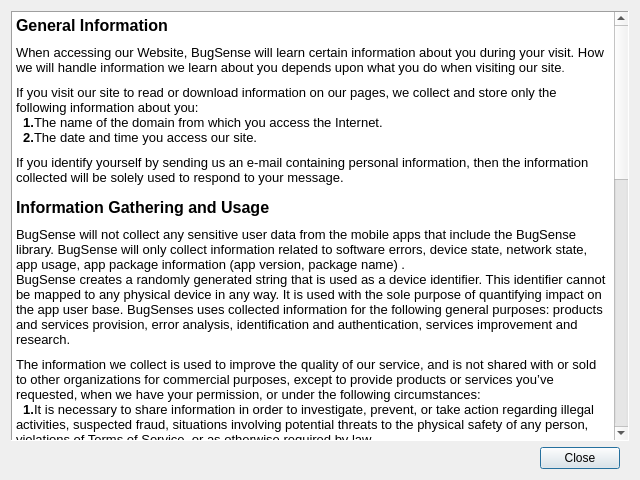
This is Source/ZETools/ZECrashReport/ZECRWindowViewPrivacyPolicy.ui in orcun-gokbulut/ze as Qt 5 draws it before an edit. The edited form follows.
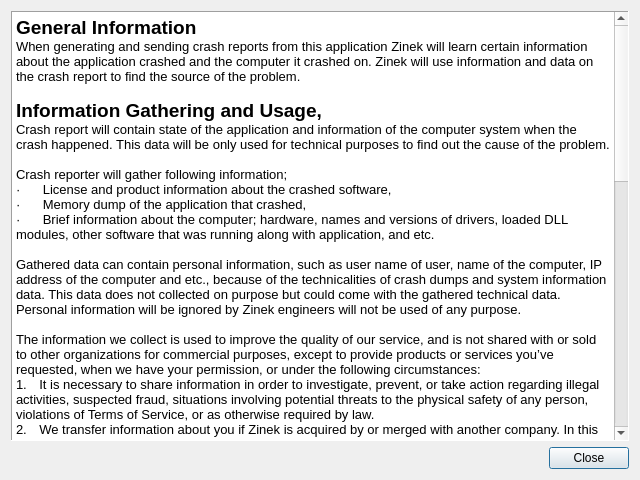
This is the edited form. Icons and pictures are not drawn.

Patch:
```diff
--- a/Source/ZETools/ZECrashReport/ZECRWindowViewPrivacyPolicy.ui
+++ b/Source/ZETools/ZECrashReport/ZECRWindowViewPrivacyPolicy.ui
@@ -40,62 +40,59 @@
 &lt;html&gt;&lt;head&gt;&lt;meta name=&quot;qrichtext&quot; content=&quot;1&quot; /&gt;&lt;style type=&quot;text/css&quot;&gt;
 p, li { white-space: pre-wrap; }
 &lt;/style&gt;&lt;/head&gt;&lt;body style=&quot; font-family:'MS Shell Dlg 2'; font-size:8.25pt; font-weight:400; font-style:normal;&quot;&gt;
-&lt;p style=&quot; margin-top:0px; margin-bottom:0px; margin-left:0px; margin-right:0px; -qt-block-indent:0; text-indent:0px;&quot;&gt;&lt;span style=&quot; font-size:12pt; font-weight:600;&quot;&gt;General Information&lt;/span&gt;&lt;/p&gt;
-&lt;p style=&quot;-qt-paragraph-type:empty; margin-top:0px; margin-bottom:0px; margin-left:0px; margin-right:0px; -qt-block-indent:0; text-indent:0px; font-size:6pt; font-weight:600;&quot;&gt;&lt;br /&gt;&lt;/p&gt;
-&lt;p style=&quot; margin-top:0px; margin-bottom:0px; margin-left:0px; margin-right:0px; -qt-block-indent:0; text-indent:0px;&quot;&gt;&lt;span style=&quot; font-size:10pt;&quot;&gt;When accessing our Website, BugSense will learn certain information about you during your visit. How we will handle information we learn about you depends upon what you do when visiting our site&lt;/span&gt;&lt;span style=&quot; font-size:8pt;&quot;&gt;.&lt;/span&gt;&lt;/p&gt;
-&lt;p style=&quot;-qt-paragraph-type:empty; margin-top:0px; margin-bottom:0px; margin-left:0px; margin-right:0px; -qt-block-indent:0; text-indent:0px; font-size:6pt;&quot;&gt;&lt;br /&gt;&lt;/p&gt;
-&lt;p style=&quot; margin-top:0px; margin-bottom:0px; margin-left:0px; margin-right:0px; -qt-block-indent:0; text-indent:0px;&quot;&gt;&lt;span style=&quot; font-size:10pt;&quot;&gt;If you visit our site to read or download information on our pages, we collect and store only the following information about you:&lt;/span&gt;&lt;/p&gt;
-&lt;p style=&quot; margin-top:0px; margin-bottom:0px; margin-left:0px; margin-right:0px; -qt-block-indent:0; text-indent:0px;&quot;&gt;&lt;span style=&quot; font-size:10pt; font-weight:600;&quot;&gt;  1.&lt;/span&gt;&lt;span style=&quot; font-size:10pt;&quot;&gt;The name of the domain from which you access the Internet.&lt;/span&gt;&lt;/p&gt;
-&lt;p style=&quot; margin-top:0px; margin-bottom:0px; margin-left:0px; margin-right:0px; -qt-block-indent:0; text-indent:0px;&quot;&gt;&lt;span style=&quot; font-size:10pt; font-weight:600;&quot;&gt;  2.&lt;/span&gt;&lt;span style=&quot; font-size:10pt;&quot;&gt;The date and time you access our site.&lt;/span&gt;&lt;/p&gt;
-&lt;p style=&quot;-qt-paragraph-type:empty; margin-top:0px; margin-bottom:0px; margin-left:0px; margin-right:0px; -qt-block-indent:0; text-indent:0px; font-size:6pt;&quot;&gt;&lt;br /&gt;&lt;/p&gt;
-&lt;p style=&quot; margin-top:0px; margin-bottom:0px; margin-left:0px; margin-right:0px; -qt-block-indent:0; text-indent:0px;&quot;&gt;&lt;span style=&quot; font-size:10pt;&quot;&gt;If you identify yourself by sending us an e-mail containing personal information, then the information collected will be solely used to respond to your message.&lt;/span&gt;&lt;/p&gt;
-&lt;p style=&quot;-qt-paragraph-type:empty; margin-top:0px; margin-bottom:0px; margin-left:0px; margin-right:0px; -qt-block-indent:0; text-indent:0px; font-size:8pt;&quot;&gt;&lt;br /&gt;&lt;/p&gt;
-&lt;p style=&quot; margin-top:0px; margin-bottom:0px; margin-left:0px; margin-right:0px; -qt-block-indent:0; text-indent:0px;&quot;&gt;&lt;span style=&quot; font-size:12pt; font-weight:600;&quot;&gt;Information Gathering and Usage&lt;/span&gt;&lt;/p&gt;
-&lt;p style=&quot;-qt-paragraph-type:empty; margin-top:0px; margin-bottom:0px; margin-left:0px; margin-right:0px; -qt-block-indent:0; text-indent:0px; font-size:6pt; font-weight:600;&quot;&gt;&lt;br /&gt;&lt;/p&gt;
-&lt;p style=&quot; margin-top:0px; margin-bottom:0px; margin-left:0px; margin-right:0px; -qt-block-indent:0; text-indent:0px;&quot;&gt;&lt;span style=&quot; font-size:10pt;&quot;&gt;BugSense will not collect any sensitive user data from the mobile apps that include the BugSense library. BugSense will only collect information related to software errors, device state, network state, app usage, app package information (app version, package name) .&lt;/span&gt;&lt;/p&gt;
-&lt;p style=&quot; margin-top:0px; margin-bottom:0px; margin-left:0px; margin-right:0px; -qt-block-indent:0; text-indent:0px;&quot;&gt;&lt;span style=&quot; font-size:10pt;&quot;&gt;BugSense creates a randomly generated string that is used as a device identifier. This identifier cannot be mapped to any physical device in any way. It is used with the sole purpose of quantifying impact on the app user base. BugSenses uses collected information for the following general purposes: products and services provision, error analysis, identification and authentication, services improvement and research.&lt;/span&gt;&lt;/p&gt;
-&lt;p style=&quot;-qt-paragraph-type:empty; margin-top:0px; margin-bottom:0px; margin-left:0px; margin-right:0px; -qt-block-indent:0; text-indent:0px; font-size:6pt;&quot;&gt;&lt;br /&gt;&lt;/p&gt;
-&lt;p style=&quot; margin-top:0px; margin-bottom:0px; margin-left:0px; margin-right:0px; -qt-block-indent:0; text-indent:0px;&quot;&gt;&lt;span style=&quot; font-size:10pt;&quot;&gt;The information we collect is used to improve the quality of our service, and is not shared with or sold to other organizations for commercial purposes, except to provide products or services you’ve requested, when we have your permission, or under the following circumstances:&lt;/span&gt;&lt;/p&gt;
-&lt;p style=&quot; margin-top:0px; margin-bottom:0px; margin-left:0px; margin-right:0px; -qt-block-indent:0; text-indent:0px;&quot;&gt;&lt;span style=&quot; font-size:10pt; font-weight:600;&quot;&gt;  1.&lt;/span&gt;&lt;span style=&quot; font-size:10pt;&quot;&gt;It is necessary to share information in order to investigate, prevent, or take action regarding illegal activities, suspected fraud, situations involving potential threats to the physical safety of any person, violations of Terms of Service, or as otherwise required by law.&lt;/span&gt;&lt;/p&gt;
-&lt;p style=&quot; margin-top:0px; margin-bottom:0px; margin-left:0px; margin-right:0px; -qt-block-indent:0; text-indent:0px;&quot;&gt;&lt;span style=&quot; font-size:10pt; font-weight:600;&quot;&gt;  2.&lt;/span&gt;&lt;span style=&quot; font-size:10pt;&quot;&gt;We transfer information about you if BugSense is acquired by or merged with another company. In this event, BugSense will notify you before information about you is transferred and becomes subject to a different privacy policy.&lt;/span&gt;&lt;/p&gt;
-&lt;p style=&quot;-qt-paragraph-type:empty; margin-top:0px; margin-bottom:0px; margin-left:0px; margin-right:0px; -qt-block-indent:0; text-indent:0px; font-size:6pt;&quot;&gt;&lt;br /&gt;&lt;/p&gt;
-&lt;p style=&quot; margin-top:0px; margin-bottom:0px; margin-left:0px; margin-right:0px; -qt-block-indent:0; text-indent:0px;&quot;&gt;&lt;span style=&quot; font-size:10pt;&quot;&gt;BugSense may publish aggregated and anonymized reports about error reports for various mobile platforms. Anonymized error crashes may be published when indicated that a project is Open Source (published under GPL, MIT, BSD, Apache lisences, MSPL).&lt;/span&gt;&lt;/p&gt;
-&lt;p style=&quot; margin-top:0px; margin-bottom:0px; margin-left:0px; margin-right:0px; -qt-block-indent:0; text-indent:0px;&quot;&gt;&lt;span style=&quot; font-size:10pt;&quot;&gt;The information collected is for statistical purposes. BugSense may use software programs to create summary statistics, which are used for such purposes as assessing the number of visitors to the different sections of our site, what information is of most and least interest, determining technical design specifications, and identifying system performance or problem areas.&lt;/span&gt;&lt;/p&gt;
-&lt;p style=&quot;-qt-paragraph-type:empty; margin-top:0px; margin-bottom:0px; margin-left:0px; margin-right:0px; -qt-block-indent:0; text-indent:0px; font-size:6pt;&quot;&gt;&lt;br /&gt;&lt;/p&gt;
-&lt;p style=&quot; margin-top:0px; margin-bottom:0px; margin-left:0px; margin-right:0px; -qt-block-indent:0; text-indent:0px;&quot;&gt;&lt;span style=&quot; font-size:12pt; font-weight:600;&quot;&gt;Cookies&lt;/span&gt;&lt;/p&gt;
-&lt;p style=&quot;-qt-paragraph-type:empty; margin-top:0px; margin-bottom:0px; margin-left:0px; margin-right:0px; -qt-block-indent:0; text-indent:0px; font-size:6pt; font-weight:600;&quot;&gt;&lt;br /&gt;&lt;/p&gt;
-&lt;p style=&quot; margin-top:0px; margin-bottom:0px; margin-left:0px; margin-right:0px; -qt-block-indent:0; text-indent:0px;&quot;&gt;&lt;span style=&quot; font-size:10pt;&quot;&gt;A cookie is a small amount of data, which often includes an anonymous unique identifier, that is sent to your browser from a web site’s computers and stored on your computer’s hard drive. Cookies are required to use the BugSense service. We use cookies to record current session information, but do not use permanent cookies. You are required to re-login to your BugSense account after a certain period of time has elapsed to protect you against others accidentally accessing your account contents.&lt;/span&gt;&lt;/p&gt;
-&lt;p style=&quot;-qt-paragraph-type:empty; margin-top:0px; margin-bottom:0px; margin-left:0px; margin-right:0px; -qt-block-indent:0; text-indent:0px; font-size:6pt;&quot;&gt;&lt;br /&gt;&lt;/p&gt;
-&lt;p style=&quot; margin-top:0px; margin-bottom:0px; margin-left:0px; margin-right:0px; -qt-block-indent:0; text-indent:0px;&quot;&gt;&lt;span style=&quot; font-size:12pt; font-weight:600;&quot;&gt;Data Storage&lt;/span&gt;&lt;/p&gt;
-&lt;p style=&quot;-qt-paragraph-type:empty; margin-top:0px; margin-bottom:0px; margin-left:0px; margin-right:0px; -qt-block-indent:0; text-indent:0px; font-size:6pt; font-weight:600;&quot;&gt;&lt;br /&gt;&lt;/p&gt;
-&lt;p style=&quot; margin-top:0px; margin-bottom:0px; margin-left:0px; margin-right:0px; -qt-block-indent:0; text-indent:0px;&quot;&gt;&lt;span style=&quot; font-size:10pt;&quot;&gt;BugSense uses third party vendors and hosting partners to provide the necessary hardware, software, networking, storage, and related technology required to run BugSense. Although BugSense owns the code, databases, and all rights to the BugSense application, you retain all rights to your data.&lt;/span&gt;&lt;/p&gt;
-&lt;p style=&quot;-qt-paragraph-type:empty; margin-top:0px; margin-bottom:0px; margin-left:0px; margin-right:0px; -qt-block-indent:0; text-indent:0px; font-size:6pt;&quot;&gt;&lt;br /&gt;&lt;/p&gt;
-&lt;p style=&quot; margin-top:0px; margin-bottom:0px; margin-left:0px; margin-right:0px; -qt-block-indent:0; text-indent:0px;&quot;&gt;&lt;span style=&quot; font-size:12pt; font-weight:600;&quot;&gt;Disclosure&lt;/span&gt;&lt;/p&gt;
-&lt;p style=&quot;-qt-paragraph-type:empty; margin-top:0px; margin-bottom:0px; margin-left:0px; margin-right:0px; -qt-block-indent:0; text-indent:0px; font-size:6pt; font-weight:600;&quot;&gt;&lt;br /&gt;&lt;/p&gt;
-&lt;p style=&quot; margin-top:0px; margin-bottom:0px; margin-left:0px; margin-right:0px; -qt-block-indent:0; text-indent:0px;&quot;&gt;&lt;span style=&quot; font-size:10pt;&quot;&gt;BugSense may disclose personally identifiable information under special circumstances, such as to comply with subpoenas or when your actions violate the Terms of Service.&lt;/span&gt;&lt;/p&gt;
-&lt;p style=&quot;-qt-paragraph-type:empty; margin-top:0px; margin-bottom:0px; margin-left:0px; margin-right:0px; -qt-block-indent:0; text-indent:0px; font-size:6pt;&quot;&gt;&lt;br /&gt;&lt;/p&gt;
-&lt;p style=&quot; margin-top:0px; margin-bottom:0px; margin-left:0px; margin-right:0px; -qt-block-indent:0; text-indent:0px;&quot;&gt;&lt;span style=&quot; font-size:12pt; font-weight:600;&quot;&gt;Security Provision&lt;/span&gt;&lt;/p&gt;
-&lt;p style=&quot;-qt-paragraph-type:empty; margin-top:0px; margin-bottom:0px; margin-left:0px; margin-right:0px; -qt-block-indent:0; text-indent:0px; font-size:6pt; font-weight:600;&quot;&gt;&lt;br /&gt;&lt;/p&gt;
-&lt;p style=&quot; margin-top:0px; margin-bottom:0px; margin-left:0px; margin-right:0px; -qt-block-indent:0; text-indent:0px;&quot;&gt;&lt;span style=&quot; font-size:10pt;&quot;&gt;For site security purposes and to ensure that this service remains available to all users, BugSense uses software programs to monitor network traffic to identify unauthorized attempts to upload or change information, or otherwise cause damage.&lt;/span&gt;&lt;/p&gt;
-&lt;p style=&quot;-qt-paragraph-type:empty; margin-top:0px; margin-bottom:0px; margin-left:0px; margin-right:0px; -qt-block-indent:0; text-indent:0px; font-size:6pt;&quot;&gt;&lt;br /&gt;&lt;/p&gt;
-&lt;p style=&quot; margin-top:0px; margin-bottom:0px; margin-left:0px; margin-right:0px; -qt-block-indent:0; text-indent:0px;&quot;&gt;&lt;span style=&quot; font-size:12pt; font-weight:600;&quot;&gt;Changes&lt;/span&gt;&lt;/p&gt;
-&lt;p style=&quot;-qt-paragraph-type:empty; margin-top:0px; margin-bottom:0px; margin-left:0px; margin-right:0px; -qt-block-indent:0; text-indent:0px; font-size:6pt; font-weight:600;&quot;&gt;&lt;br /&gt;&lt;/p&gt;
-&lt;p style=&quot; margin-top:0px; margin-bottom:0px; margin-left:0px; margin-right:0px; -qt-block-indent:0; text-indent:0px;&quot;&gt;&lt;span style=&quot; font-size:10pt;&quot;&gt;BugSense may periodically update this policy. We will notify you about significant changes in the way we treat personal information by sending a notice to the primary email address specified in your BugSense primary account holder account or by placing a prominent notice on our site.&lt;/span&gt;&lt;/p&gt;
-&lt;p style=&quot;-qt-paragraph-type:empty; margin-top:0px; margin-bottom:0px; margin-left:0px; margin-right:0px; -qt-block-indent:0; text-indent:0px; font-size:6pt;&quot;&gt;&lt;br /&gt;&lt;/p&gt;
-&lt;p style=&quot; margin-top:0px; margin-bottom:0px; margin-left:0px; margin-right:0px; -qt-block-indent:0; text-indent:0px;&quot;&gt;&lt;span style=&quot; font-size:12pt; font-weight:600;&quot;&gt;Questions&lt;/span&gt;&lt;/p&gt;
-&lt;p style=&quot;-qt-paragraph-type:empty; margin-top:0px; margin-bottom:0px; margin-left:0px; margin-right:0px; -qt-block-indent:0; text-indent:0px; font-size:6pt; font-weight:600;&quot;&gt;&lt;br /&gt;&lt;/p&gt;
-&lt;p style=&quot; margin-top:0px; margin-bottom:0px; margin-left:0px; margin-right:0px; -qt-block-indent:0; text-indent:0px;&quot;&gt;&lt;span style=&quot; font-size:10pt;&quot;&gt;If you have any questions on our Privacy Policy, kindly let us know through our contact form &amp;lt;http://www.bugsense.com/contact&amp;gt;.&lt;/span&gt;&lt;/p&gt;
-&lt;p style=&quot;-qt-paragraph-type:empty; margin-top:0px; margin-bottom:0px; margin-left:0px; margin-right:0px; -qt-block-indent:0; text-indent:0px; font-size:8pt;&quot;&gt;&lt;br /&gt;&lt;/p&gt;&lt;/body&gt;&lt;/html&gt;</string>
+&lt;p style=&quot; margin-top:0px; margin-bottom:0px; margin-left:0px; margin-right:0px; -qt-block-indent:0; text-indent:0px;&quot;&gt;&lt;span style=&quot; font-family:'MS Shell Dlg 2,sans-serif'; font-size:14pt; font-weight:600;&quot;&gt;General Information&lt;/span&gt;&lt;span style=&quot; font-size:14pt;&quot;&gt; &lt;/span&gt;&lt;/p&gt;
+&lt;p style=&quot; margin-top:0px; margin-bottom:0px; margin-left:0px; margin-right:0px; -qt-block-indent:0; text-indent:0px;&quot;&gt;&lt;span style=&quot; font-family:'MS Shell Dlg 2,sans-serif'; font-size:10pt;&quot;&gt;When generating and sending crash reports from this application Zinek will learn certain information about the application crashed and the computer it crashed on. Zinek will use information and data on the crash report to find the source of the problem.&lt;/span&gt;&lt;/p&gt;
+&lt;p style=&quot;-qt-paragraph-type:empty; margin-top:0px; margin-bottom:0px; margin-left:0px; margin-right:0px; -qt-block-indent:0; text-indent:0px; font-family:'MS Shell Dlg 2,sans-serif'; font-size:10pt;&quot;&gt;&lt;br /&gt;&lt;/p&gt;
+&lt;p style=&quot; margin-top:0px; margin-bottom:0px; margin-left:0px; margin-right:0px; -qt-block-indent:0; text-indent:0px;&quot;&gt;&lt;span style=&quot; font-family:'MS Shell Dlg 2,sans-serif'; font-size:14pt; font-weight:600;&quot;&gt;Information Gathering and Usage,&lt;/span&gt;&lt;span style=&quot; font-size:14pt;&quot;&gt; &lt;/span&gt;&lt;/p&gt;
+&lt;p style=&quot; margin-top:0px; margin-bottom:0px; margin-left:0px; margin-right:0px; -qt-block-indent:0; text-indent:0px;&quot;&gt;&lt;span style=&quot; font-family:'MS Shell Dlg 2,sans-serif'; font-size:10pt;&quot;&gt;Crash report will contain state of the application and information of the computer system when the crash happened. This data will be only used for technical purposes to find out the cause of the problem.&lt;/span&gt;&lt;/p&gt;
+&lt;p style=&quot;-qt-paragraph-type:empty; margin-top:0px; margin-bottom:0px; margin-left:0px; margin-right:0px; -qt-block-indent:0; text-indent:0px; font-family:'MS Shell Dlg 2,sans-serif'; font-size:10pt;&quot;&gt;&lt;br /&gt;&lt;/p&gt;
+&lt;p style=&quot; margin-top:0px; margin-bottom:0px; margin-left:0px; margin-right:0px; -qt-block-indent:0; text-indent:0px;&quot;&gt;&lt;span style=&quot; font-family:'MS Shell Dlg 2,sans-serif'; font-size:10pt;&quot;&gt;Crash reporter will gather following information;&lt;/span&gt;&lt;span style=&quot; font-size:8pt;&quot;&gt; &lt;/span&gt;&lt;/p&gt;
+&lt;p style=&quot; margin-top:0px; margin-bottom:0px; margin-left:0px; margin-right:0px; -qt-block-indent:0; text-indent:0px;&quot;&gt;&lt;span style=&quot; font-family:'Symbol'; font-size:10pt;&quot;&gt;·&lt;/span&gt;&lt;span style=&quot; font-family:'Times New Roman'; font-size:7pt;&quot;&gt;         &lt;/span&gt;&lt;span style=&quot; font-family:'MS Shell Dlg 2,sans-serif'; font-size:10pt;&quot;&gt;License and product information about the crashed software,&lt;/span&gt;&lt;span style=&quot; font-size:8pt;&quot;&gt; &lt;/span&gt;&lt;/p&gt;
+&lt;p style=&quot; margin-top:0px; margin-bottom:0px; margin-left:0px; margin-right:0px; -qt-block-indent:0; text-indent:0px;&quot;&gt;&lt;span style=&quot; font-family:'Symbol'; font-size:10pt;&quot;&gt;·&lt;/span&gt;&lt;span style=&quot; font-family:'Times New Roman'; font-size:7pt;&quot;&gt;         &lt;/span&gt;&lt;span style=&quot; font-family:'MS Shell Dlg 2,sans-serif'; font-size:10pt;&quot;&gt;Memory dump of the application that crashed,&lt;/span&gt;&lt;span style=&quot; font-size:8pt;&quot;&gt; &lt;/span&gt;&lt;/p&gt;
+&lt;p style=&quot; margin-top:0px; margin-bottom:0px; margin-left:0px; margin-right:0px; -qt-block-indent:0; text-indent:0px;&quot;&gt;&lt;span style=&quot; font-family:'Symbol'; font-size:10pt;&quot;&gt;·&lt;/span&gt;&lt;span style=&quot; font-family:'Times New Roman'; font-size:7pt;&quot;&gt;         &lt;/span&gt;&lt;span style=&quot; font-family:'MS Shell Dlg 2,sans-serif'; font-size:10pt;&quot;&gt;Brief information about the computer; hardware, names and versions of drivers, loaded DLL modules, other software that was running along with application, and etc.&lt;/span&gt;&lt;/p&gt;
+&lt;p style=&quot; margin-top:0px; margin-bottom:0px; margin-left:0px; margin-right:0px; -qt-block-indent:0; text-indent:0px;&quot;&gt;&lt;span style=&quot; font-family:'MS Shell Dlg 2,sans-serif'; font-size:10pt;&quot;&gt; &lt;/span&gt;&lt;span style=&quot; font-size:8pt;&quot;&gt; &lt;/span&gt;&lt;/p&gt;
+&lt;p style=&quot; margin-top:0px; margin-bottom:0px; margin-left:0px; margin-right:0px; -qt-block-indent:0; text-indent:0px;&quot;&gt;&lt;span style=&quot; font-family:'MS Shell Dlg 2,sans-serif'; font-size:10pt;&quot;&gt;Gathered data can contain personal information, such as user name of user, name of the computer, IP address of the computer and etc., because of the technicalities of crash dumps and system information data. This data does not collected on purpose but could come with the gathered technical data. Personal information will be ignored by Zinek engineers will not be used of any purpose.&lt;/span&gt;&lt;/p&gt;
+&lt;p style=&quot; margin-top:0px; margin-bottom:0px; margin-left:0px; margin-right:0px; -qt-block-indent:0; text-indent:0px;&quot;&gt;&lt;span style=&quot; font-family:'MS Shell Dlg 2,sans-serif'; font-size:10pt;&quot;&gt; &lt;/span&gt;&lt;span style=&quot; font-size:8pt;&quot;&gt; &lt;/span&gt;&lt;/p&gt;
+&lt;p style=&quot; margin-top:0px; margin-bottom:0px; margin-left:0px; margin-right:0px; -qt-block-indent:0; text-indent:0px;&quot;&gt;&lt;span style=&quot; font-family:'MS Shell Dlg 2,sans-serif'; font-size:10pt;&quot;&gt;The information we collect is used to improve the quality of our service, and is not shared with or sold to other organizations for commercial purposes, except to provide products or services you’ve requested, when we have your permission, or under the following circumstances:&lt;/span&gt;&lt;span style=&quot; font-size:8pt;&quot;&gt; &lt;/span&gt;&lt;/p&gt;
+&lt;p style=&quot; margin-top:0px; margin-bottom:0px; margin-left:0px; margin-right:0px; -qt-block-indent:0; text-indent:0px;&quot;&gt;&lt;span style=&quot; font-family:'MS Shell Dlg 2,sans-serif'; font-size:10pt;&quot;&gt;1.&lt;/span&gt;&lt;span style=&quot; font-family:'Times New Roman'; font-size:7pt;&quot;&gt;     &lt;/span&gt;&lt;span style=&quot; font-family:'MS Shell Dlg 2,sans-serif'; font-size:10pt;&quot;&gt;It is necessary to share information in order to investigate, prevent, or take action regarding illegal activities, suspected fraud, situations involving potential threats to the physical safety of any person, violations of Terms of Service, or as otherwise required by law.&lt;/span&gt;&lt;span style=&quot; font-size:8pt;&quot;&gt; &lt;/span&gt;&lt;/p&gt;
+&lt;p style=&quot; margin-top:0px; margin-bottom:0px; margin-left:0px; margin-right:0px; -qt-block-indent:0; text-indent:0px;&quot;&gt;&lt;span style=&quot; font-family:'MS Shell Dlg 2,sans-serif'; font-size:10pt;&quot;&gt;2.&lt;/span&gt;&lt;span style=&quot; font-family:'Times New Roman'; font-size:7pt;&quot;&gt;     &lt;/span&gt;&lt;span style=&quot; font-family:'MS Shell Dlg 2,sans-serif'; font-size:10pt;&quot;&gt;We transfer information about you if Zinek is acquired by or merged with another company. In this event, Zinek will notify you before information about you is transferred and becomes subject to a different privacy policy.&lt;/span&gt;&lt;/p&gt;
+&lt;p style=&quot; margin-top:0px; margin-bottom:0px; margin-left:0px; margin-right:0px; -qt-block-indent:0; text-indent:0px;&quot;&gt;&lt;span style=&quot; font-family:'MS Shell Dlg 2,sans-serif'; font-size:10pt;&quot;&gt; &lt;/span&gt;&lt;span style=&quot; font-size:8pt;&quot;&gt; &lt;/span&gt;&lt;/p&gt;
+&lt;p style=&quot; margin-top:0px; margin-bottom:0px; margin-left:0px; margin-right:0px; -qt-block-indent:0; text-indent:0px;&quot;&gt;&lt;span style=&quot; font-family:'MS Shell Dlg 2,sans-serif'; font-size:10pt;&quot;&gt;License information is not identified as personal information. Zinek can use that information to identify you or access your customer information. In addition to these, in case of copyright infringement, Zinek can use all the information provided in crash report.&lt;/span&gt;&lt;/p&gt;
+&lt;p style=&quot;-qt-paragraph-type:empty; margin-top:0px; margin-bottom:0px; margin-left:0px; margin-right:0px; -qt-block-indent:0; text-indent:0px; font-family:'MS Shell Dlg 2,sans-serif'; font-size:10pt;&quot;&gt;&lt;br /&gt;&lt;/p&gt;
+&lt;p style=&quot; margin-top:0px; margin-bottom:0px; margin-left:0px; margin-right:0px; -qt-block-indent:0; text-indent:0px;&quot;&gt;&lt;span style=&quot; font-family:'MS Shell Dlg 2,sans-serif'; font-size:10pt;&quot;&gt;Zinek may publish aggregated and anonymized reports about error reports for various mobile platforms. The information collected is for statistical purposes. Zinek may use software programs to create summary statistics, which are used for such purposes as assessing the performance of the application, statistics about the hardware that application had run, determining technical design specifications, and identifying system performance or problem areas.&lt;/span&gt;&lt;span style=&quot; font-size:8pt;&quot;&gt; &lt;/span&gt;&lt;/p&gt;
+&lt;p style=&quot; margin-top:0px; margin-bottom:0px; margin-left:0px; margin-right:0px; -qt-block-indent:0; text-indent:0px;&quot;&gt;&lt;span style=&quot; font-family:'MS Shell Dlg 2,sans-serif'; font-size:6pt;&quot;&gt; &lt;/span&gt;&lt;span style=&quot; font-size:8pt;&quot;&gt; &lt;/span&gt;&lt;/p&gt;
+&lt;p style=&quot; margin-top:0px; margin-bottom:0px; margin-left:0px; margin-right:0px; -qt-block-indent:0; text-indent:0px;&quot;&gt;&lt;span style=&quot; font-family:'MS Shell Dlg 2,sans-serif'; font-size:14pt; font-weight:600;&quot;&gt;Data Storage&lt;/span&gt;&lt;span style=&quot; font-size:14pt;&quot;&gt; &lt;/span&gt;&lt;/p&gt;
+&lt;p style=&quot; margin-top:0px; margin-bottom:0px; margin-left:0px; margin-right:0px; -qt-block-indent:0; text-indent:0px;&quot;&gt;&lt;span style=&quot; font-family:'MS Shell Dlg 2,sans-serif'; font-size:10pt;&quot;&gt;Zinek uses third party vendors and hosting partners to provide the necessary hardware, software, networking, storage, and related technology required to run Zinek. Although Zinek owns the code, databases, and all rights to the application, you retain all rights to your data.&lt;/span&gt;&lt;/p&gt;
+&lt;p style=&quot;-qt-paragraph-type:empty; margin-top:0px; margin-bottom:0px; margin-left:0px; margin-right:0px; -qt-block-indent:0; text-indent:0px; font-family:'MS Shell Dlg 2,sans-serif'; font-size:10pt;&quot;&gt;&lt;br /&gt;&lt;/p&gt;
+&lt;p style=&quot; margin-top:0px; margin-bottom:0px; margin-left:0px; margin-right:0px; -qt-block-indent:0; text-indent:0px;&quot;&gt;&lt;span style=&quot; font-family:'MS Shell Dlg 2,sans-serif'; font-size:14pt; font-weight:600;&quot;&gt;Disclosure&lt;/span&gt;&lt;span style=&quot; font-size:14pt;&quot;&gt; &lt;/span&gt;&lt;/p&gt;
+&lt;p style=&quot; margin-top:0px; margin-bottom:0px; margin-left:0px; margin-right:0px; -qt-block-indent:0; text-indent:0px;&quot;&gt;&lt;span style=&quot; font-family:'MS Shell Dlg 2,sans-serif'; font-size:10pt;&quot;&gt;Zinek may disclose personally identifiable information under special circumstances, such as to comply with subpoenas or when your actions violate the Terms of Service.&lt;/span&gt;&lt;/p&gt;
+&lt;p style=&quot;-qt-paragraph-type:empty; margin-top:0px; margin-bottom:0px; margin-left:0px; margin-right:0px; -qt-block-indent:0; text-indent:0px; font-family:'MS Shell Dlg 2,sans-serif'; font-size:10pt;&quot;&gt;&lt;br /&gt;&lt;/p&gt;
+&lt;p style=&quot; margin-top:0px; margin-bottom:0px; margin-left:0px; margin-right:0px; -qt-block-indent:0; text-indent:0px;&quot;&gt;&lt;span style=&quot; font-family:'MS Shell Dlg 2,sans-serif'; font-size:14pt; font-weight:600;&quot;&gt;Changes&lt;/span&gt;&lt;span style=&quot; font-size:14pt;&quot;&gt; &lt;/span&gt;&lt;/p&gt;
+&lt;p style=&quot; margin-top:0px; margin-bottom:0px; margin-left:0px; margin-right:0px; -qt-block-indent:0; text-indent:0px;&quot;&gt;&lt;span style=&quot; font-family:'MS Shell Dlg 2,sans-serif'; font-size:10pt;&quot;&gt;Zinek may periodically update this policy. We will notify you about significant changes in the way we treat personal information by sending a notice to the primary email address specified in your Zinek primary account holder account or by placing a prominent notice on our site.&lt;/span&gt;&lt;/p&gt;
+&lt;p style=&quot;-qt-paragraph-type:empty; margin-top:0px; margin-bottom:0px; margin-left:0px; margin-right:0px; -qt-block-indent:0; text-indent:0px; font-family:'MS Shell Dlg 2,sans-serif'; font-size:10pt;&quot;&gt;&lt;br /&gt;&lt;/p&gt;
+&lt;p style=&quot; margin-top:0px; margin-bottom:0px; margin-left:0px; margin-right:0px; -qt-block-indent:0; text-indent:0px;&quot;&gt;&lt;span style=&quot; font-family:'MS Shell Dlg 2,sans-serif'; font-size:14pt; font-weight:600;&quot;&gt;Questions&lt;/span&gt;&lt;span style=&quot; font-size:14pt;&quot;&gt; &lt;/span&gt;&lt;/p&gt;
+&lt;p style=&quot; margin-top:0px; margin-bottom:0px; margin-left:0px; margin-right:0px; -qt-block-indent:0; text-indent:0px;&quot;&gt;&lt;span style=&quot; font-family:'MS Shell Dlg 2,sans-serif'; font-size:10pt;&quot;&gt;If you have any questions on our Privacy Policy, kindly let us know through contact information provided bellow.&lt;/span&gt;&lt;/p&gt;
+&lt;p style=&quot;-qt-paragraph-type:empty; margin-top:0px; margin-bottom:0px; margin-left:0px; margin-right:0px; -qt-block-indent:0; text-indent:0px; font-family:'MS Shell Dlg 2,sans-serif'; font-size:10pt;&quot;&gt;&lt;br /&gt;&lt;/p&gt;
+&lt;p style=&quot; margin-top:0px; margin-bottom:0px; margin-left:0px; margin-right:0px; -qt-block-indent:0; text-indent:0px;&quot;&gt;&lt;span style=&quot; font-family:'MS Shell Dlg 2,sans-serif'; font-size:14pt; font-weight:600;&quot;&gt;Contact Information&lt;/span&gt;&lt;span style=&quot; font-size:14pt;&quot;&gt; &lt;/span&gt;&lt;/p&gt;
+&lt;p style=&quot; margin-top:0px; margin-bottom:0px; margin-left:0px; margin-right:0px; -qt-block-indent:0; text-indent:0px;&quot;&gt;&lt;span style=&quot; font-family:'MS Shell Dlg 2,sans-serif'; font-size:11pt; font-weight:600;&quot;&gt;Zinek Code House&lt;/span&gt;&lt;span style=&quot; font-family:'MS Shell Dlg 2,sans-serif'; font-size:10pt; font-weight:600;&quot;&gt;&lt;br /&gt;Address: &lt;/span&gt;&lt;/p&gt;
+&lt;p style=&quot; margin-top:0px; margin-bottom:0px; margin-left:0px; margin-right:0px; -qt-block-indent:0; text-indent:0px;&quot;&gt;&lt;span style=&quot; font-family:'MS Shell Dlg 2,sans-serif'; font-size:10pt;&quot;&gt;Ankara Teknoloji Geliştirme Bölgesi. Bilkent Cyberpark. &lt;/span&gt;&lt;/p&gt;
+&lt;p style=&quot; margin-top:0px; margin-bottom:0px; margin-left:0px; margin-right:0px; -qt-block-indent:0; text-indent:0px;&quot;&gt;&lt;span style=&quot; font-family:'MS Shell Dlg 2,sans-serif'; font-size:10pt;&quot;&gt;Cyberplaza. A Blok. Kat: 3. No: 303B.&lt;/span&gt;&lt;span style=&quot; font-size:8pt;&quot;&gt; &lt;/span&gt;&lt;/p&gt;
+&lt;p style=&quot; margin-top:0px; margin-bottom:0px; margin-left:0px; margin-right:0px; -qt-block-indent:0; text-indent:0px;&quot;&gt;&lt;span style=&quot; font-family:'MS Shell Dlg 2,sans-serif'; font-size:10pt;&quot;&gt;06800 Çankaya – Ankara/TURKEY&lt;/span&gt;&lt;span style=&quot; font-size:8pt;&quot;&gt; &lt;/span&gt;&lt;/p&gt;
+&lt;p style=&quot; margin-top:0px; margin-bottom:0px; margin-left:0px; margin-right:0px; -qt-block-indent:0; text-indent:0px;&quot;&gt;&lt;span style=&quot; font-family:'MS Shell Dlg 2,sans-serif'; font-size:10pt; font-weight:600;&quot;&gt;Tel:&lt;/span&gt;&lt;span style=&quot; font-family:'MS Shell Dlg 2,sans-serif'; font-size:10pt;&quot;&gt; +90 312 210 1066&lt;/span&gt;&lt;span style=&quot; font-size:8pt;&quot;&gt; &lt;/span&gt;&lt;/p&gt;
+&lt;p style=&quot; margin-top:0px; margin-bottom:0px; margin-left:0px; margin-right:0px; -qt-block-indent:0; text-indent:0px;&quot;&gt;&lt;span style=&quot; font-family:'MS Shell Dlg 2,sans-serif'; font-size:10pt; font-weight:600;&quot;&gt;Fax:&lt;/span&gt;&lt;span style=&quot; font-family:'MS Shell Dlg 2,sans-serif'; font-size:10pt;&quot;&gt; +90 312 210 1043&lt;/span&gt;&lt;span style=&quot; font-size:8pt;&quot;&gt; &lt;/span&gt;&lt;/p&gt;
+&lt;p style=&quot; margin-top:0px; margin-bottom:0px; margin-left:0px; margin-right:0px; -qt-block-indent:0; text-indent:0px;&quot;&gt;&lt;span style=&quot; font-family:'MS Shell Dlg 2,sans-serif'; font-size:10pt; font-weight:600;&quot;&gt;E-Mail:&lt;/span&gt;&lt;span style=&quot; font-family:'MS Shell Dlg 2,sans-serif'; font-size:10pt;&quot;&gt; &lt;/span&gt;&lt;a href=&quot;mailto:contact@zinek.xyz&quot;&gt;&lt;span style=&quot; font-family:'MS Shell Dlg 2,sans-serif'; font-size:10pt; text-decoration: underline; color:#0000ff;&quot;&gt;contact@zinek.xyz&lt;/span&gt;&lt;/a&gt;&lt;span style=&quot; font-size:8pt;&quot;&gt; &lt;/span&gt;&lt;/p&gt;
+&lt;p style=&quot; margin-top:0px; margin-bottom:0px; margin-left:0px; margin-right:0px; -qt-block-indent:0; text-indent:0px;&quot;&gt;&lt;span style=&quot; font-family:'MS Shell Dlg 2,sans-serif'; font-size:10pt; font-weight:600;&quot;&gt;Website:&lt;/span&gt;&lt;span style=&quot; font-family:'MS Shell Dlg 2,sans-serif'; font-size:10pt;&quot;&gt; &lt;/span&gt;&lt;a href=&quot;http://www.zinek.xyz&quot;&gt;&lt;span style=&quot; font-family:'MS Shell Dlg 2,sans-serif'; font-size:10pt; text-decoration: underline; color:#0000ff;&quot;&gt;www.zinek.xyz&lt;/span&gt;&lt;/a&gt;&lt;span style=&quot; font-size:8pt;&quot;&gt; &lt;/span&gt;&lt;/p&gt;
+&lt;p style=&quot; margin-top:0px; margin-bottom:0px; margin-left:0px; margin-right:0px; -qt-block-indent:0; text-indent:0px;&quot;&gt;&lt;span style=&quot; font-family:'MS Shell Dlg 2,sans-serif'; font-size:10pt; font-weight:600;&quot;&gt;Working Hours:&lt;/span&gt;&lt;span style=&quot; font-family:'MS Shell Dlg 2,sans-serif'; font-size:10pt;&quot;&gt; 09:30-12:30 13:30-19:00 (UTC+3, Weekdays Only)&lt;/span&gt;&lt;span style=&quot; font-size:8pt;&quot;&gt; &lt;/span&gt;&lt;/p&gt;&lt;/body&gt;&lt;/html&gt;</string>
      </property>
     </widget>
    </item>
    <item>
     <layout class="QHBoxLayout" name="horizontalLayout_3">
      <property name="leftMargin">
-      <number>9</number>
+      <number>0</number>
      </property>
      <property name="rightMargin">
-      <number>9</number>
+      <number>0</number>
      </property>
      <item>
       <spacer name="horizontalSpacer">
```
